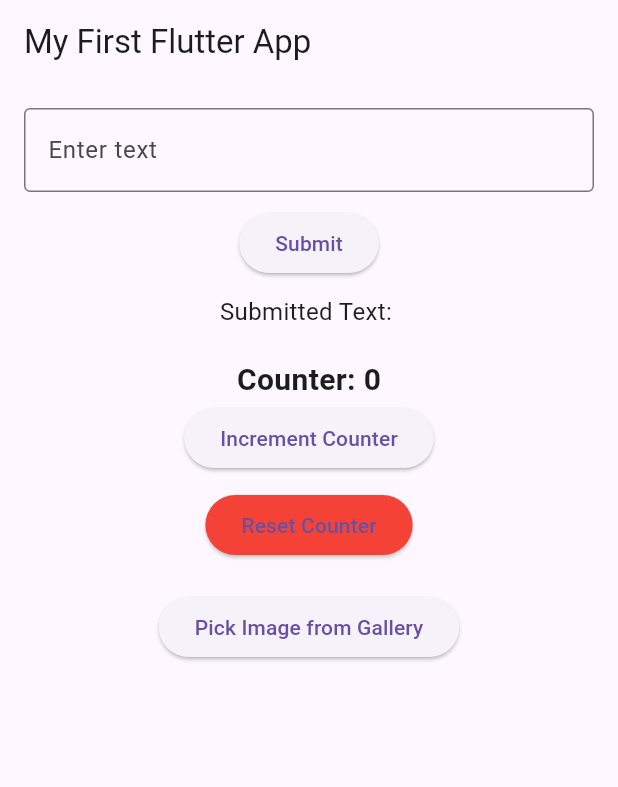
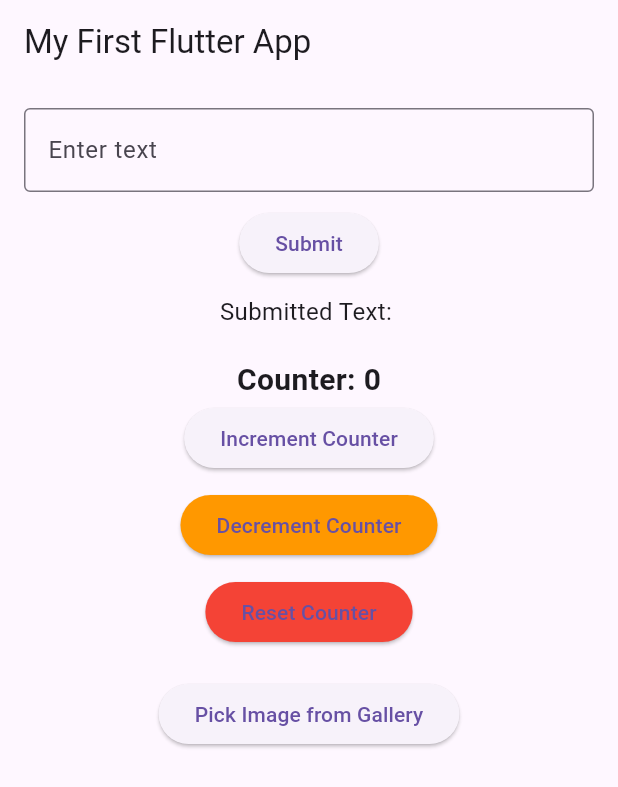
Before and after one commit to AbdullahRFA/Flutter_Dev, a Flutter app: the screen it shows after launch, on a phone screen of 412 x 824 dp. Shown: the top 787 px of the screen. Run offline on Flutter 3.47's test engine with Material 3 defaults, Android fonts, the phone set to English and light mode, and no system bars; our stand-ins replace image_picker.

Commit message:
added a decreament button and readme file

```diff
--- a/Projects/hello_flutter/lib/main.dart
+++ b/Projects/hello_flutter/lib/main.dart
@@ -54,6 +54,14 @@ class _HomePageState extends State<HomePage> {
     });
   }
 
+  void _decrementCounter() {
+    setState(() {
+      if (counter > 0) {
+        counter--;
+      }
+    });
+  }
+
   void _resetCounter() {
     setState(() {
       counter = 0;
@@ -106,6 +114,14 @@ class _HomePageState extends State<HomePage> {
               ),
               const SizedBox(height: 10),
               ElevatedButton(
+                onPressed: _decrementCounter,
+                child: const Text('Decrement Counter'),
+                style: ElevatedButton.styleFrom(
+                  backgroundColor: Colors.orange,
+                ),
+              ),
+              const SizedBox(height: 10),
+              ElevatedButton(
                 onPressed: _resetCounter,
                 child: const Text('Reset Counter'),
                 style: ElevatedButton.styleFrom(
```
Also changed, not shown: 1 other file.
